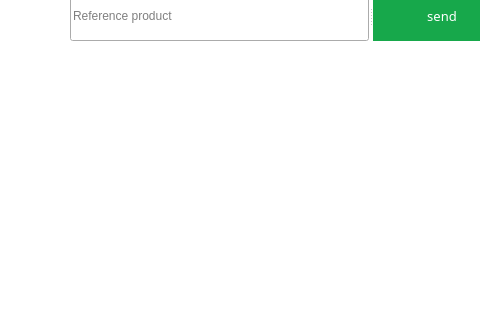
Qt form ui/user.ui (HamzaMPSY/qt_app_mts) before a commit; both pictures show x 140 to 620 and y 280 to 600 of the 800 by 600 pixel window.
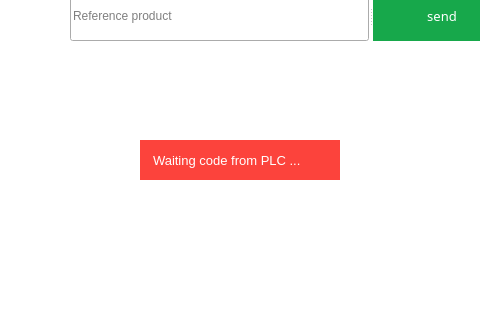
The same form after that commit. Icons and pictures are not drawn.

```diff
--- a/ui/user.ui
+++ b/ui/user.ui
@@ -28,6 +28,17 @@
   color: #FFFFFF;
   font-size: 13px;
 }
+
+#btnRv {
+	font: 10pt &quot;Segoe UI&quot;;
+  text-transform: uppercase;
+  outline: 0;
+  background: #fc433c;
+  border: 10px;
+  padding: 10px;
+  color: #FFFFFF;
+  font-size: 13px;
+}
 </string>
   </property>
   <widget class="QWidget" name="centralwidget">
@@ -47,6 +58,19 @@
      <pixmap>../assets/logo-scroll_resized.png</pixmap>
     </property>
    </widget>
+   <widget class="QLabel" name="btnRv">
+    <property name="geometry">
+     <rect>
+      <x>280</x>
+      <y>420</y>
+      <width>200</width>
+      <height>40</height>
+     </rect>
+    </property>
+    <property name="text">
+     <string>Waiting code from PLC ...</string>
+    </property>
+   </widget>
    <widget class="QSplitter" name="splitter">
     <property name="geometry">
      <rect>
```
